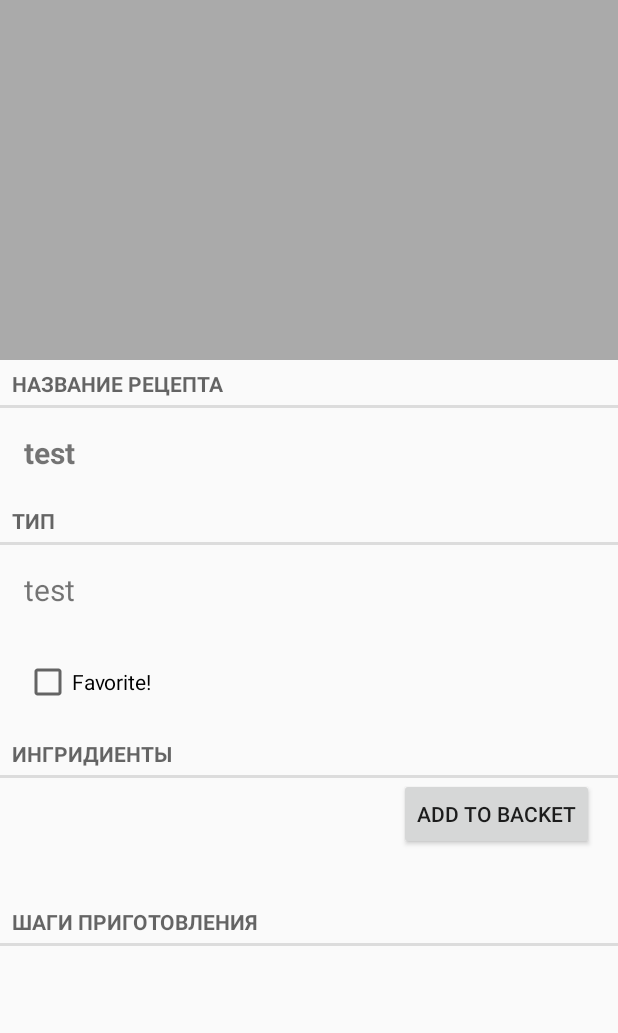
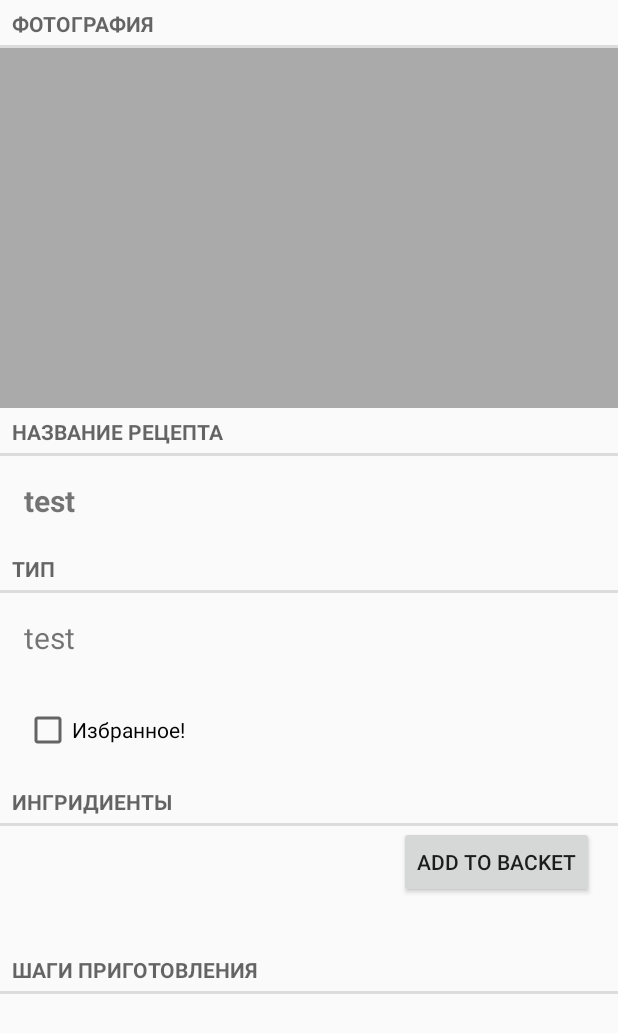
Before and after one commit to abbath0767/SimpleEat, an Android app: the layout recipe_fragment.xml on its own in the app's theme, with its tools: preview values and no code run, on a phone screen of 412 x 824 dp. Shown: the top 1033 px of the screen. Run offline under Robolectric (Android 15) with nearby library versions, the phone set to English and light mode, and no system bars.

Commit message:
camera and gallery bugfix

```diff
--- a/app/src/main/java/com/luxary_team/simpleeat/Utils/Utility.java
+++ b/app/src/main/java/com/luxary_team/simpleeat/Utils/PermissionRequester.java
@@ -11,7 +11,7 @@ import android.os.Build;
 import android.support.v4.app.ActivityCompat;
 import android.support.v4.content.ContextCompat;
 
-public class Utility {
+public class PermissionRequester {
     public static final int MY_PERMISSIONS_REQUEST_READ_EXTERNAL_STORAGE = 123;
 
     @TargetApi(Build.VERSION_CODES.JELLY_BEAN)
--- a/app/src/main/java/com/luxary_team/simpleeat/objects/Recipe.java
+++ b/app/src/main/java/com/luxary_team/simpleeat/objects/Recipe.java
@@ -50,7 +50,8 @@ public class Recipe {
     }
 
     public enum RecipeType{
-        //todo vaforite must be last element!!! always
+        //vaforite must be last element!!! always
+        //sync with string res
         SOUP ("Супы"),
         SECOND ("Второе"),
         SIMPLE ("Простой рецепт"),
--- a/app/src/main/res/layout/recipe_fragment.xml
+++ b/app/src/main/res/layout/recipe_fragment.xml
@@ -9,6 +9,11 @@
         android:layout_height="match_parent"
         android:orientation="vertical">
 
+        <TextView
+            style="?android:listSeparatorTextViewStyle"
+            android:layout_width="match_parent"
+            android:layout_height="wrap_content"
+            android:text="@string/recipe_photo_title"/>
 
         <ImageView
             android:id="@+id/recipe_photo_image_view"
--- a/app/src/main/res/values/strings.xml
+++ b/app/src/main/res/values/strings.xml
@@ -23,7 +23,7 @@
     <string name="step_number">Шаг №%d</string>
     <string name="step_hint">Описание шага</string>
     <string name="kitchen_add_recipe_button_title">Добавить рецепт</string>
-    <string name="is_favorite">Favorite!</string>
+    <string name="is_favorite">Избранное!</string>
     <string name="delete_button">Удалить</string>
     <string name="recipe_type_title">Тип</string>
     <string name="elements">Ингридиенты</string>
@@ -41,6 +41,7 @@
     <string name="information_title_features_new">В ближайшем будущем будет реализовано:\n1. Добавление фото для рецептов и шагов
         \n2. Таймер для шагов\n3. Редизайн =)</string>
 
+    <!--sync with enum-->
     <string-array name="recipe_type_array">
         <item>Супы</item>
         <item>Второе</item>
@@ -53,5 +54,6 @@
     <string name="send_device_info">\n\nВерсия приложения: %1$s\nУстройство: %2$s\nВерсия ОС: Android %3$s</string>
     <string name="send_my_vk">http://vk.com/abbath</string>
     <string name="empty_basket">У вас нет отмеченных ингридиентов</string>
+    <string name="recipe_photo_title">Фотография</string>
 
 </resources>
```
Also changed, not shown: app/src/main/AndroidManifest.xml (+7 -4 lines), app/src/main/java/com/luxary_team/simpleeat/KitchenFragment.java (+19 -57 lines), app/src/main/java/com/luxary_team/simpleeat/Utils/PhotoWorker.java (added, +28 -0 lines), app/src/main/java/com/luxary_team/simpleeat/Utils/ThumbnailRotator.java (added, +39 -0 lines), 1 other file.
